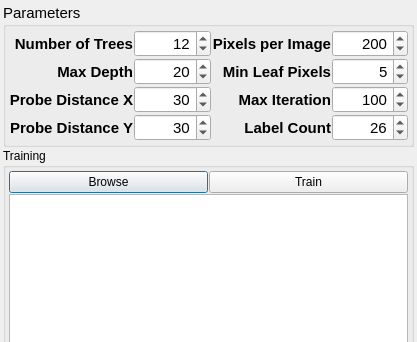
Above: forms/rdfdialog.ui from Boazrciasn/RDFramework before the change; both pictures show x 0 to 417 and y 0 to 342 of the 417 by 839 pixel window. Below: the same form after it.
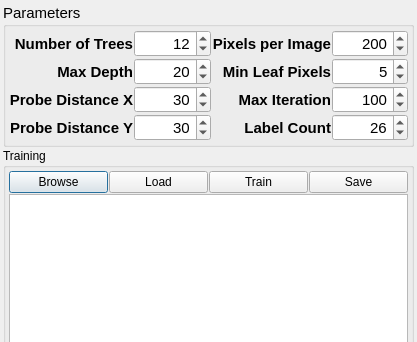
That is the form after the change.

Commit message: save load module integrated

```diff
--- a/forms/rdfdialog.ui
+++ b/forms/rdfdialog.ui
@@ -300,6 +300,9 @@
       <property name="spacing">
        <number>1</number>
       </property>
+      <item row="1" column="0" colspan="4">
+       <widget class="QTextBrowser" name="textBrowser_train"/>
+      </item>
       <item row="0" column="0">
        <widget class="QPushButton" name="loadTrainData_button">
         <property name="text">
@@ -308,14 +311,25 @@
        </widget>
       </item>
       <item row="0" column="1">
+       <widget class="QPushButton" name="loadForest_button">
+        <property name="text">
+         <string>Load</string>
+        </property>
+       </widget>
+      </item>
+      <item row="0" column="2">
        <widget class="QPushButton" name="train_button">
         <property name="text">
          <string>Train</string>
         </property>
        </widget>
       </item>
-      <item row="1" column="0" colspan="2">
-       <widget class="QTextBrowser" name="textBrowser_train"/>
+      <item row="0" column="3">
+       <widget class="QPushButton" name="saveForest_button">
+        <property name="text">
+         <string>Save</string>
+        </property>
+       </widget>
       </item>
      </layout>
     </widget>
```
Left out of the diff: 41 changed lines with no effect on the pictures. The commit also changes 8 other files.
